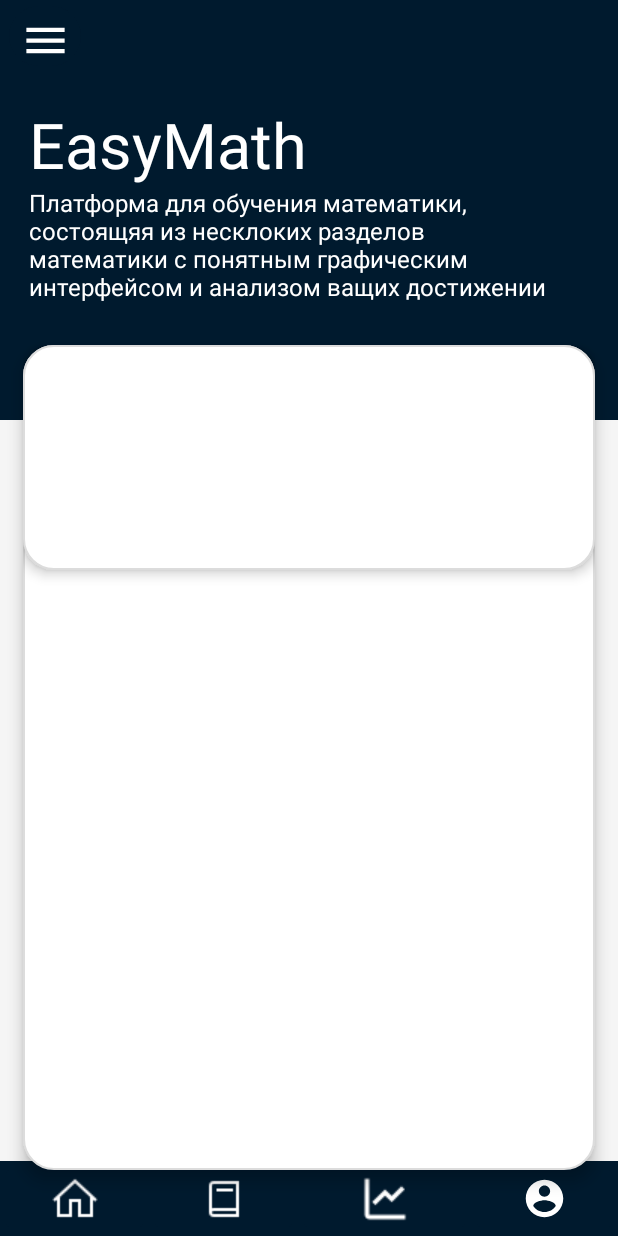
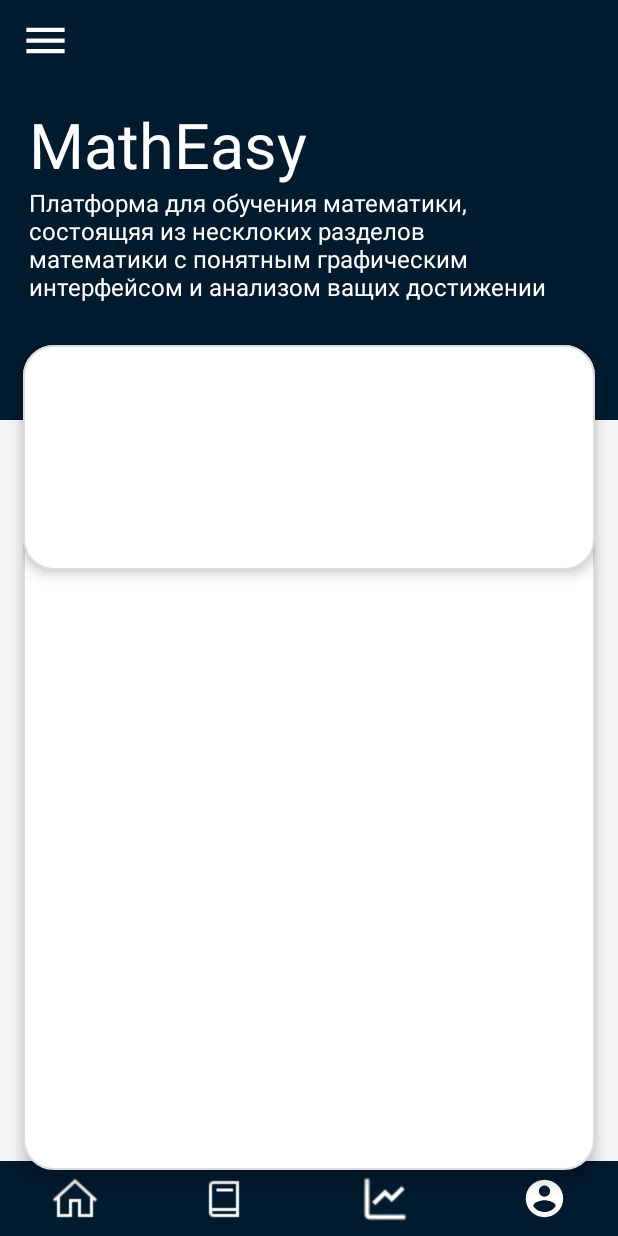
Before and after one commit to Maks12435/MathEasy, an Android app: the screen it shows after launch (MainActivity), on a phone screen of 412 x 824 dp. Run offline under Robolectric (Android 15) with nearby library versions, the phone set to English and light mode, and no system bars.

Commit message:
i changed smth

```diff
--- a/app/src/main/java/com/example/easymath/MainActivity.java
+++ b/app/src/main/java/com/example/easymath/MainActivity.java
@@ -12,4 +12,6 @@ public class MainActivity extends AppCompatActivity {
         super.onCreate(savedInstanceState);
         setContentView(R.layout.activity_main);
     }
+
+
 }
--- a/app/src/main/res/layout/activity_main.xml
+++ b/app/src/main/res/layout/activity_main.xml
@@ -33,7 +33,7 @@
             android:layout_alignParentTop="true"
             android:layout_marginStart="19dp"
             android:layout_marginTop="68dp"
-            android:text="EasyMath"
+            android:text="MathEasy"
             android:textColor="@color/white"
             android:textSize="42dp" />
 
```
